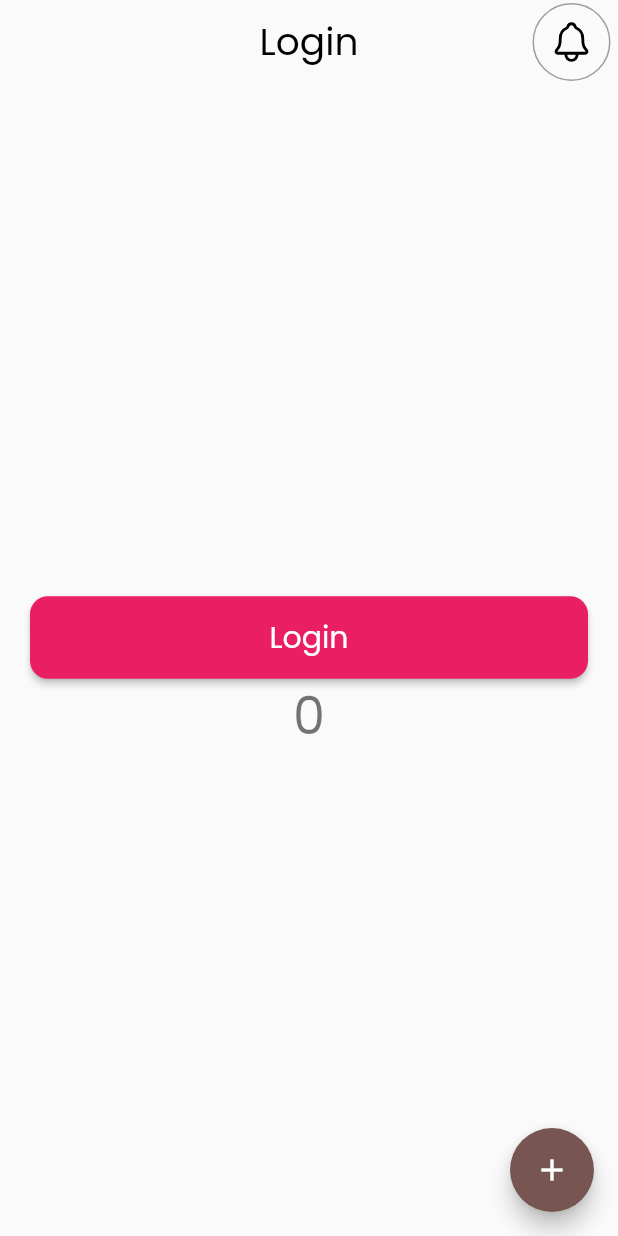
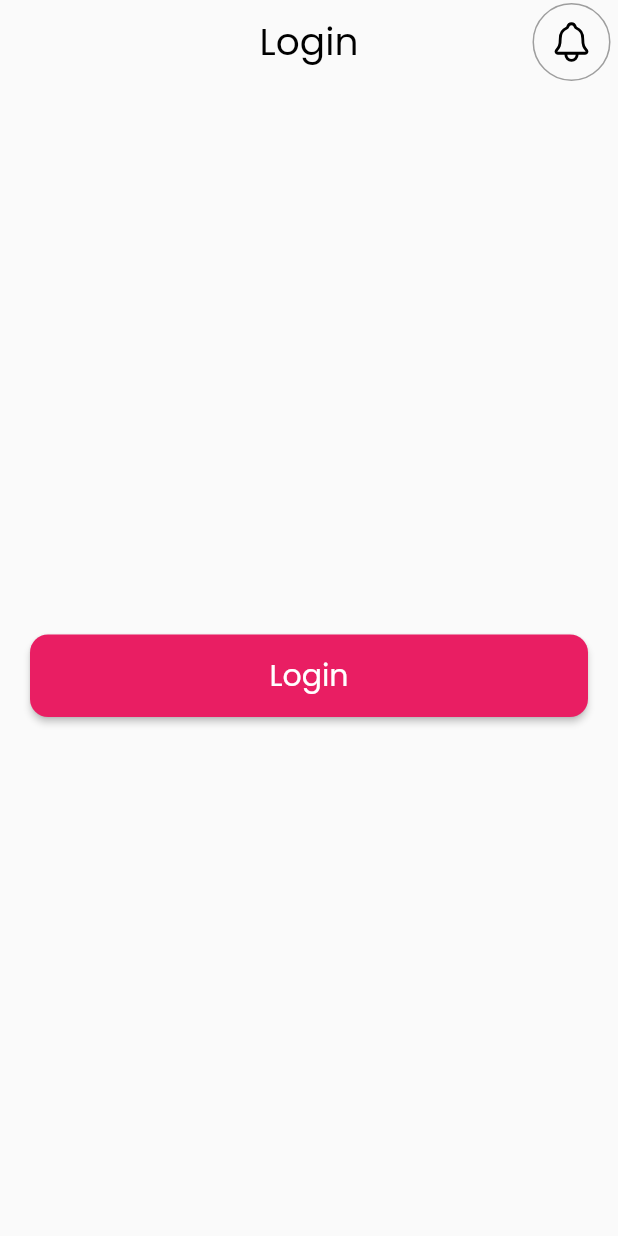
Before and after one commit to TiagoCrippa/Create-Theme, a Flutter app: the screen it shows after launch, on a phone screen of 412 x 824 dp. Run offline on Flutter 3.47's test engine with Material 3 defaults, Android fonts, the phone set to English and light mode, and no system bars; our stand-ins replace ionicons.

Commit message:
feat create theme clear

```diff
--- a/lib/main.dart
+++ b/lib/main.dart
@@ -126,18 +126,9 @@ class _MyHomePageState extends State<MyHomePage> {
                   "Login",
                 ),
               ),
-              Text(
-                '$_counter',
-                style: Theme.of(context).textTheme.headlineMedium,
-              ),
             ],
           ),
         ),
-      ),
-      floatingActionButton: FloatingActionButton(
-        onPressed: _incrementCounter,
-        tooltip: 'Increment',
-        child: const Icon(Icons.add),
       ), // This trailing comma makes auto-formatting nicer for build methods.
     );
   }
```
